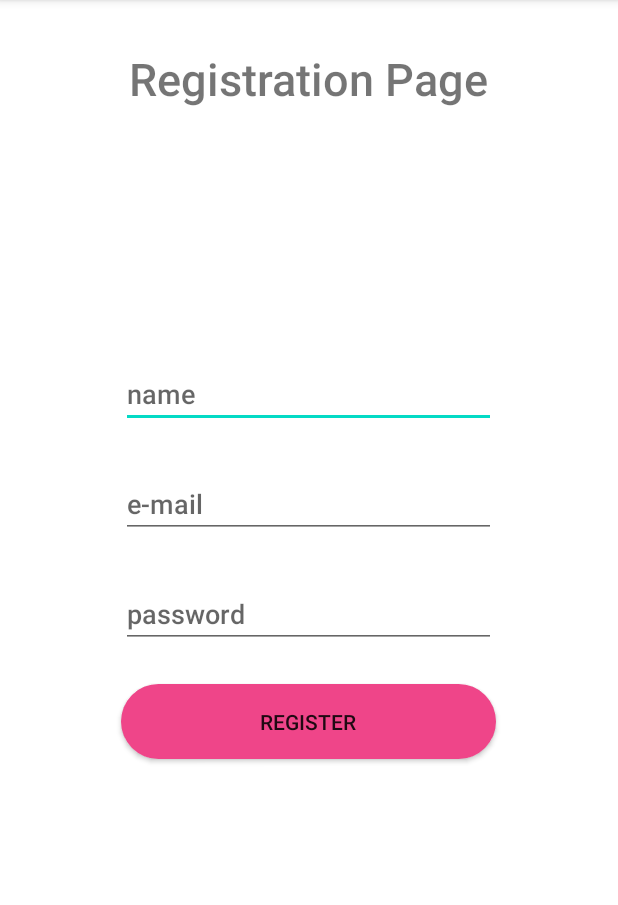
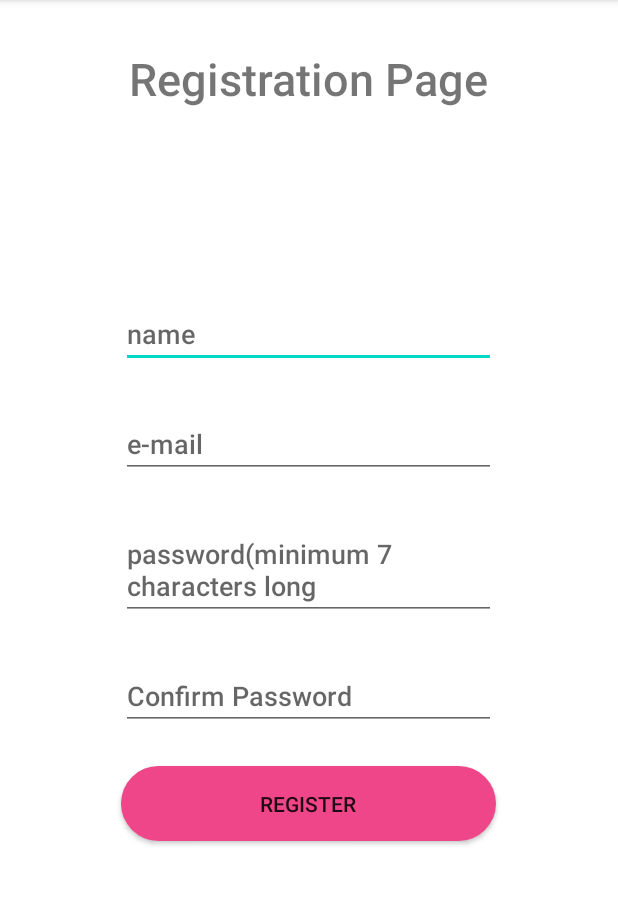
Before and after one commit to aashwinraj/Snapit, an Android app: the MainActivity2 screen opened directly, with no data from a screen before it, on a phone screen of 412 x 824 dp, the part 84-989 px from its top. Run offline under Robolectric (Android 15) with nearby library versions, the phone set to English and light mode, and no system bars; our stand-ins replace Firebase (no records; nobody signed in at launch, a user with empty details on screens opened directly).

Commit message:
Update activity_main2.xml

```diff
--- a/app/src/main/res/layout/activity_main2.xml
+++ b/app/src/main/res/layout/activity_main2.xml
@@ -19,7 +19,7 @@
         android:layout_height="wrap_content"
         android:fontFamily="sans-serif-medium"
         android:layout_centerHorizontal="true"
-        android:layout_marginTop="240dp"
+        android:layout_marginTop="200dp"
         android:hint="name" />
 
     <EditText
@@ -44,7 +44,19 @@ android:inputType="textEmailAddress"
         android:layout_below="@id/edit_text_email"
         android:layout_centerHorizontal="true"
         android:layout_marginTop="28dp"
-        android:hint="password" />
+        android:hint="password(minimum 7 characters long" />
+    <EditText
+        android:fontFamily="sans-serif-medium"
+        android:id="@+id/edit_text_cnfpassword"
+
+
+        android:layout_width="250dp"
+
+        android:layout_height="wrap_content"
+        android:layout_below="@id/edit_text_password"
+        android:layout_centerHorizontal="true"
+        android:layout_marginTop="28dp"
+        android:hint="Confirm Password" />
 
 
     <androidx.cardview.widget.CardView
@@ -52,7 +64,7 @@ android:inputType="textEmailAddress"
         android:layout_height="50dp"
         android:id="@+id/cardView_register"
         app:cardCornerRadius="30dp"
-        android:layout_below="@id/edit_text_password"
+        android:layout_below="@id/edit_text_cnfpassword"
         android:layout_centerHorizontal="true"
         android:layout_marginTop="24dp"
 
```
